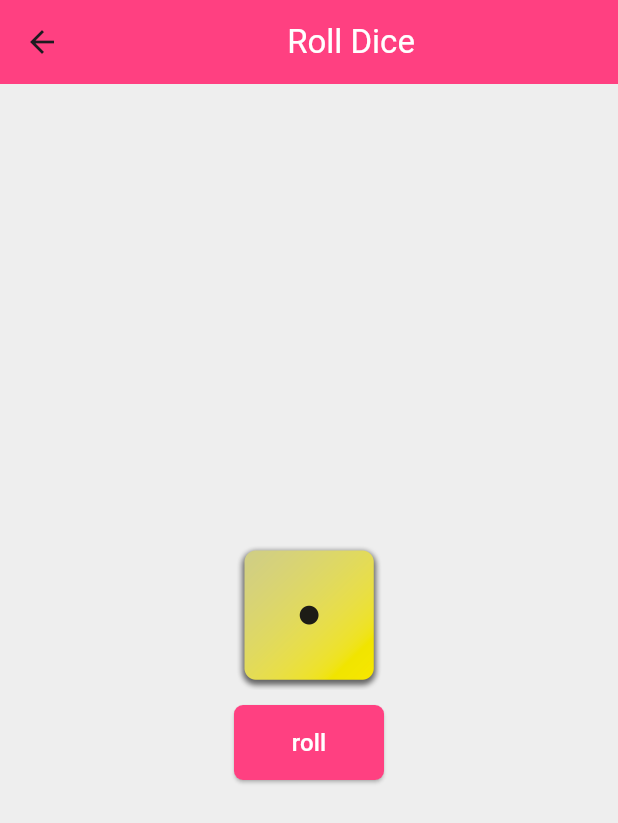
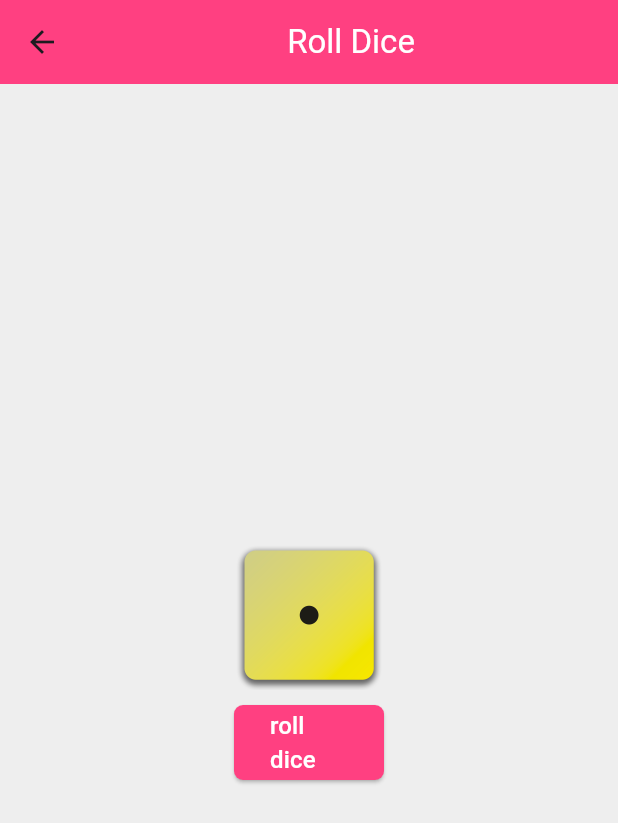
Before and after one commit to LloydieDev/flutter_execise, a Flutter app: the RollDiceHome screen opened directly, on a phone screen of 412 x 824 dp. Shown: the top 823 px of the screen. Run offline on Flutter 3.47's test engine with Material 3 defaults, Android fonts, the phone set to English and light mode, and no system bars.

Commit message:
change the button name

```diff
--- a/lib/RollDice/roll_dice_home.dart
+++ b/lib/RollDice/roll_dice_home.dart
@@ -46,7 +46,7 @@ class _RollDiceHomeState extends State<RollDiceHome> {
                 fixedSize: const Size(100, 50),
                 backgroundColor: Colors.pinkAccent),
             child: const Text(
-              'roll',
+              'roll dice',
               style: TextStyle(color: Colors.white, fontSize: 16),
             ),
           ),
```
